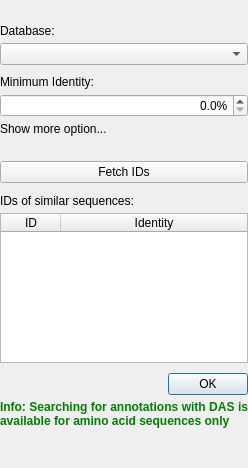
The window that src/corelibs/U2View/src/ov_sequence/Das/ui/DasOptionsPanelWidget.ui (violethaze74/ugene) describes before a commit, drawn with Qt 5.
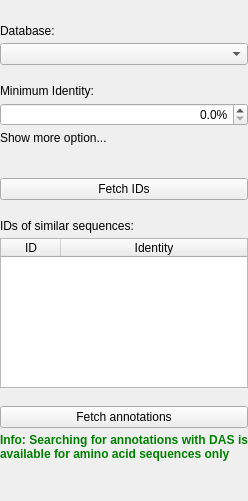
The same window after the commit.

Diff of the .ui file:
```diff
--- a/src/corelibs/U2View/src/ov_sequence/Das/ui/DasOptionsPanelWidget.ui
+++ b/src/corelibs/U2View/src/ov_sequence/Das/ui/DasOptionsPanelWidget.ui
@@ -7,7 +7,7 @@
     <x>0</x>
     <y>0</y>
     <width>248</width>
-    <height>468</height>
+    <height>501</height>
    </rect>
   </property>
   <property name="sizePolicy">
@@ -289,9 +289,9 @@
     </layout>
    </item>
    <item>
-    <widget class="QDialogButtonBox" name="buttonBox">
-     <property name="standardButtons">
-      <set>QDialogButtonBox::Ok</set>
+    <widget class="QPushButton" name="annotateButton">
+     <property name="text">
+      <string>Fetch annotations</string>
      </property>
     </widget>
    </item>
```
Left out of the diff: 66 changed lines with no effect on the pictures.
